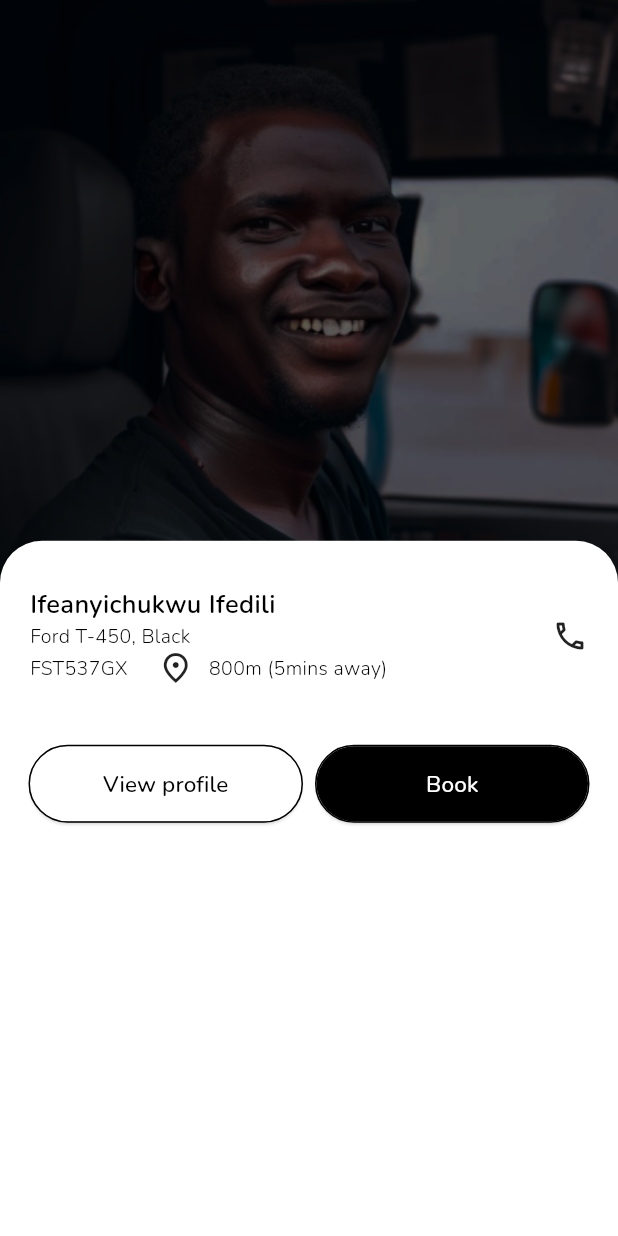
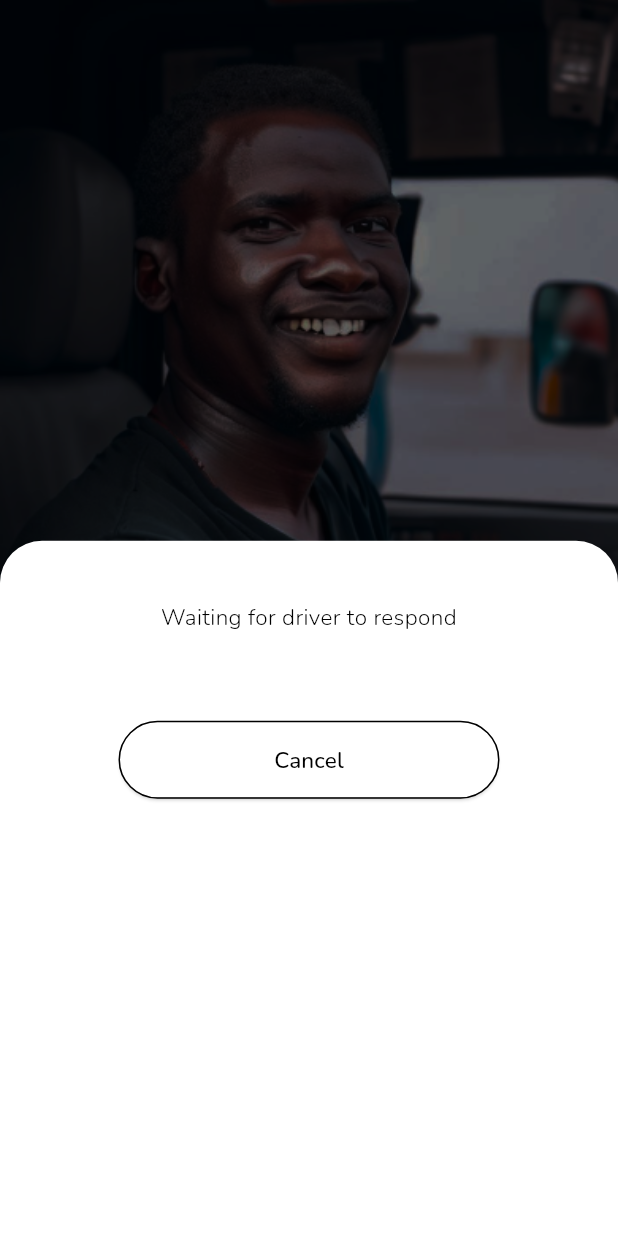
Before and after one commit to codeZe-us/Truckhub, a Flutter app: the screen it shows after launch, after a tap on "Find a truck", on a phone screen of 412 x 824 dp. Run offline on Flutter 3.47's test engine with Material 3 defaults, Android fonts, the phone set to English and light mode, and no system bars; drawn by our look-alikes of dots_indicator; our stand-ins replace firebase_core, flutter_hooks, flutter_rating_bar, flutter_svg, flutter_typeahead, font_awesome_flutter and 6 more; accounts and stored records are empty.

Commit message:
Worked on the waiting_for_driver_to_respond view

```diff
--- a/lib/screens/constants/strings.dart
+++ b/lib/screens/constants/strings.dart
@@ -63,6 +63,7 @@ const driverPhone = '07012345679';
 const vehicleDetailsString = 'Vehicle Details';
 const truckDetailsString = 'Ford T-450, Black';
 const truckNumberString = 'FST537GX';
+const waitingString = 'Waiting for driver to respond';
 const driverDistanceString = '800m (5mins away)';
 const driverReviewString = 'Review about rider';
 const noReviewString = 'No review yet';
--- a/lib/screens/views/landing_page_screen.dart
+++ b/lib/screens/views/landing_page_screen.dart
@@ -87,7 +87,7 @@ class LandingPageScreen extends StatelessWidget {
                     const Gap(30),
                     GenericElevatedButton(
                       onPressed: (){
-                        showViewProfileOrBookDriver(context: context);
+                        showAwaitingDriversRespons(context: context);
                       },
                       title: findAtruckString
                     ),
--- a/lib/screens/views/modal_bottom_sheet_view.dart
+++ b/lib/screens/views/modal_bottom_sheet_view.dart
@@ -1,5 +1,6 @@
 import 'package:flutter/material.dart';
 import 'package:gap/gap.dart';
+import 'package:lottie/lottie.dart';
 import 'package:truckhub/screens/constants/colors.dart';
 import 'package:truckhub/screens/constants/fontsizes.dart';
 import 'package:truckhub/screens/constants/fontweights.dart';
@@ -138,3 +139,41 @@ Future<void> showViewProfileOrBookDriver({
       );
     },
   );
+
+
+
+
+
+Future<void> showAwaitingDriversRespons({
+  required BuildContext context
+}) => showModalBottomSheet<void>(
+    backgroundColor: whiteColor,
+    context: context,
+    builder:(context) {
+      return Padding(
+        padding: const EdgeInsets.fromLTRB(80, 20, 80, 0),
+        child: ListView(
+          children: [
+            const Gap(20),
+            const GenericText(
+              fontSize: fontSize3,
+              fontWeight: fontWeight3,
+              text: waitingString
+            ),
+            const Gap(30),
+            // Lottie.asset(
+            //   'assets/lottie_animations/loading.json'
+            // ),
+            const Gap(30),
+            GenericElevatedButton(
+              color: blackColor,
+              backgroundColor: whiteColor,
+              noMargin: true,
+              onPressed: (){},
+              title: cancelString
+            ),
+          ],
+        ),
+      );
+    },
+  );
--- a/pubspec.yaml
+++ b/pubspec.yaml
@@ -49,6 +49,7 @@ dependencies:
   dots_indicator: ^3.0.0
   flutter_typeahead: ^5.2.0
   firebase_core: ^2.27.1
+  lottie: ^3.1.0
 
 dev_dependencies:
   flutter_test:
@@ -76,6 +77,7 @@ flutter:
   assets:
     - assets/svg/
     - assets/png/
+    - assets/lottie_animations/
   #   - images/a_dot_ham.jpeg
 
   # An image asset can refer to one or more resolution-specific "variants", see
```
Also changed, not shown: assets/lottie_animations/loading.json (added, +1 -0 lines), pubspec.lock.
